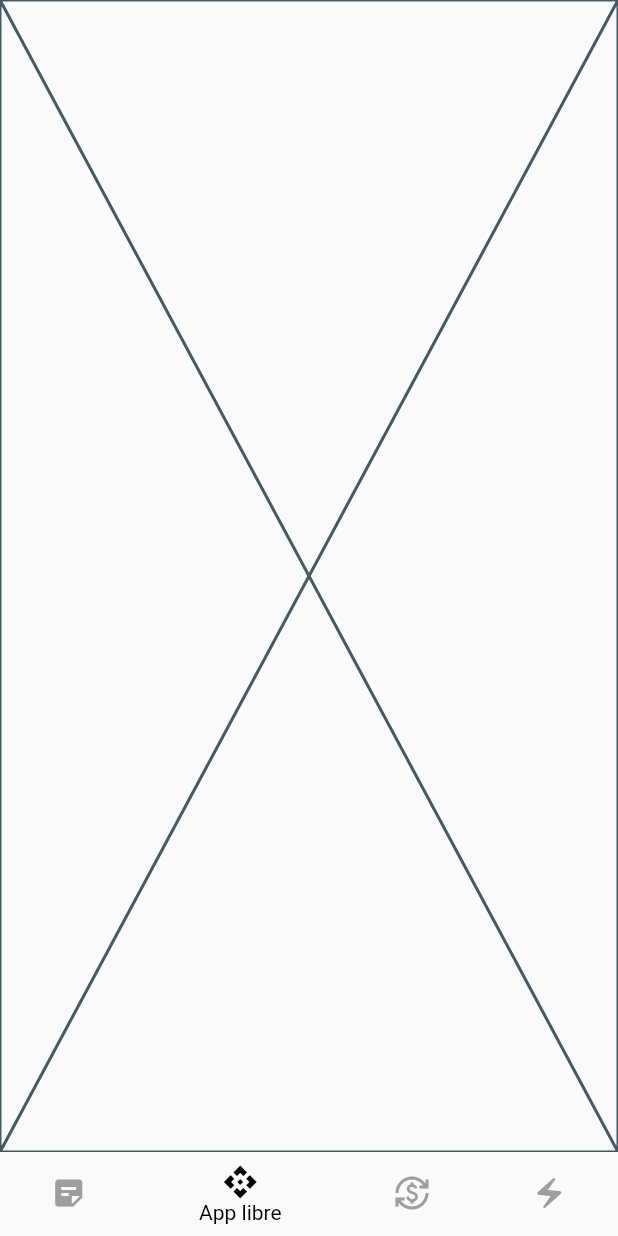
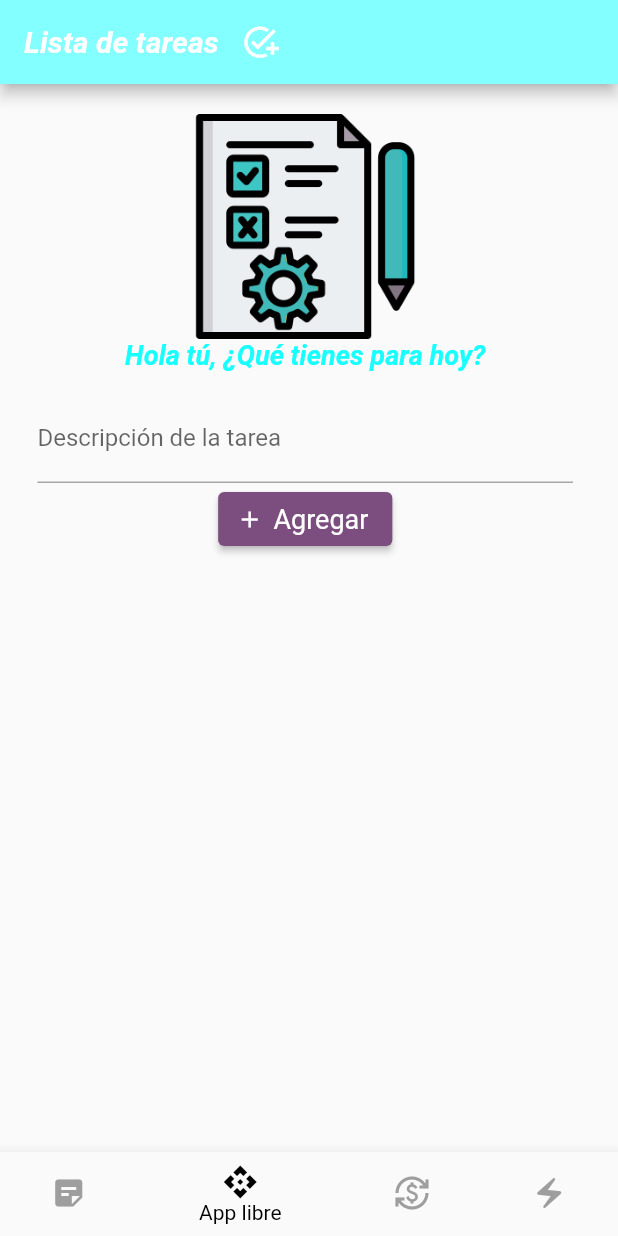
Before and after one commit to EasierMonk95/Mobile_Devices_Projects, a Flutter app: the screen it shows after launch, item 2 of the bottom bar chosen, on a phone screen of 412 x 824 dp. Run offline on Flutter 3.47's test engine with Material 3 defaults, Android fonts, the phone set to English and light mode, and no system bars; Roboto replaces fonts that are missing (Merriweather).

Commit message:
The free app has been added
The final app with differente functionalities was added and now the four apps were finished.

```diff
--- a/converter/lib/pages/freedom_page.dart
+++ /dev/null
@@ -1,15 +0,0 @@
-import 'package:flutter/material.dart';
-
-class FreedomPage extends StatefulWidget {
-  const FreedomPage({super.key});
-
-  @override
-  State<FreedomPage> createState() => _FreedomPageState();
-}
-
-class _FreedomPageState extends State<FreedomPage> {
-  @override
-  Widget build(BuildContext context) {
-    return const Placeholder();
-  }
-}
--- a/converter/lib/pages/navigation_bar_page.dart
+++ b/converter/lib/pages/navigation_bar_page.dart
@@ -1,5 +1,5 @@
 import 'package:converter/pages/conversion_page.dart';
-import 'package:converter/pages/freedom_page.dart';
+import 'package:converter/pages/todo_list.dart';
 import 'package:converter/pages/notes_page.dart';
 import 'package:converter/pages/resistor_page.dart';
 import 'package:flutter/material.dart';
@@ -18,7 +18,7 @@ class _NavigationBarPageState extends State<NavigationBarPage> {
 
   static List<Widget> _widgetOptions = <Widget> [
     GradeCalculator(),
-    const FreedomPage(),
+    const TodoList(),
     const ConversionPage(),
     ResistorPage()
   ];
--- /dev/null
+++ b/converter/lib/pages/todo_list.dart
@@ -0,0 +1,151 @@
+import 'package:flutter/material.dart';
+
+class TodoList extends StatefulWidget {
+  const TodoList({super.key});
+
+  @override
+  State<TodoList> createState() => _TodoListState();
+}
+
+class _TodoListState extends State<TodoList> {
+
+  final _tarea = TextEditingController();
+  List<String> tareas = []; // Lista para almacenar las tareas
+  List<bool> _checkboxStates = []; // Lista con los booleanos
+
+  void _adicionartext() {
+    if (_tarea.text.isNotEmpty) {
+      setState(() {
+        tareas.add(_tarea.text);
+        _checkboxStates.add(false); // Agregar un estado por defecto para el nuevo checkbox
+        _tarea.clear();
+      });
+    }
+  }
+
+  void _eliminarTarea(int index) {
+    Future.delayed(const Duration(milliseconds: 600), () {
+      setState(() {
+        tareas.removeAt(index);
+        _checkboxStates.removeAt(index); // Eliminar el estado del checkbox correspondiente
+      });
+    });
+  }
+
+  @override
+  Widget build(BuildContext context) {
+    return Scaffold(
+      appBar: AppBar(
+        backgroundColor: Colors.cyanAccent.shade100,
+        centerTitle: true,
+        title: const Row(
+          children: [
+            Text(
+              "Lista de tareas",
+              style: TextStyle(
+                color: Colors.white,
+                fontSize: 20,
+                fontWeight: FontWeight.bold,
+                fontStyle: FontStyle.italic,
+              ),
+            ),
+            SizedBox(width: 15), // Espacio entre el texto y el ícono
+            Icon(
+              Icons.add_task,
+              size: 25,// Ícono junto al título
+              color: Colors.white,
+            ),
+          ],
+        ),
+      ),
+      body: Padding(
+        padding: const EdgeInsets.only(top: 20.0, left: 25.0, right: 30.0),
+        child: SingleChildScrollView(
+          child: Center(
+            child: Column(
+              children: [
+                const Image(
+                  image: AssetImage('assets/icons/listacheck.png'),
+                  width: 150,
+                  height: 150,
+                ),
+                const Text(
+                  "Hola tú, ¿Qué tienes para hoy?",
+                  style: TextStyle(
+                    color: Colors.cyanAccent,
+                    fontSize: 18,
+                    fontStyle: FontStyle.italic,
+                    fontWeight: FontWeight.bold,
+                    fontFamily: 'Merriweather',
+                  ),
+                ),
+                const SizedBox(
+                  height: 16.0,
+                ),
+                TextFormField(
+                  controller: _tarea,
+                  decoration: const InputDecoration(
+                    border: UnderlineInputBorder(),
+                    labelText: "Descripción de la tarea ",
+                  ),
+                  keyboardType: TextInputType.text,
+                ),
+                ElevatedButton.icon(
+                  style: TextButton.styleFrom(
+                    textStyle: const TextStyle(fontSize: 18),
+                  ),
+                  icon: const Icon(Icons.add, size:18),
+                  onPressed: (){
+                    _adicionartext();
+                  },
+                  label: const Text("Agregar"),
+                ),
+                const SizedBox(height: 16.0),
+
+                ...tareas.asMap().entries.map((entry) {
+                  int index = entry.key;
+                  String tarea = entry.value;
+                  return Row(
+                    children: [
+                      Checkbox(
+                        value: _checkboxStates[index],
+                        onChanged: (bool? value) {
+                          setState(() {
+                            _checkboxStates[index] = value!;
+                            if (value) {
+                              _eliminarTarea(index);
+                            }
+                          });
+                        },
+                      ),
+                      Expanded(
+                        child: Container(
+                          width: 20.0, // Ancho fijo
+                          padding: EdgeInsets.all(10.0),
+                          margin: EdgeInsets.symmetric(vertical: 4.0, horizontal: 10.0, ),
+                          decoration: BoxDecoration(
+                            color: Colors.cyanAccent.shade100,
+                            borderRadius: BorderRadius.circular(5.0),
+                          ),
+                          child: Text(
+                            tarea,
+                            style: TextStyle(
+                              color: Colors.white,
+                              fontWeight: FontWeight.bold,
+                              fontStyle: FontStyle.italic,
+                              fontSize: 16,
+                            ), // Color del texto
+                          ),
+                        ),
+                      ),
+                    ],
+                  );
+                }).toList(),
+              ],
+            ),
+          ),
+        ),
+      ),
+    );
+  }
+}
```
Also changed, not shown: converter/lib/pages/resistor_page.dart (+50 -45 lines), converter/assets/icons/listacheck.png (added).
